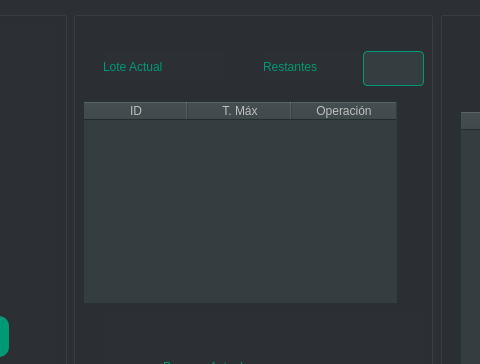
This is view/mainwindow.ui in IvanBM18/Batch-Processing as Qt 5 draws it before an edit; both pictures show x 305 to 785 and y 0 to 364 of the 1196 by 788 pixel window. The edited form follows.
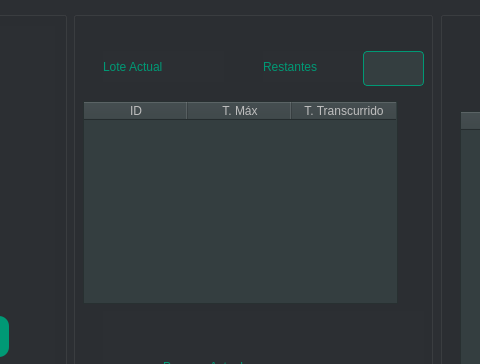
This is the edited form.

```diff
--- a/view/mainwindow.ui
+++ b/view/mainwindow.ui
@@ -533,7 +533,7 @@
      </column>
      <column>
       <property name="text">
-       <string>Operación</string>
+       <string>T. Transcurrido</string>
       </property>
      </column>
     </widget>
```
